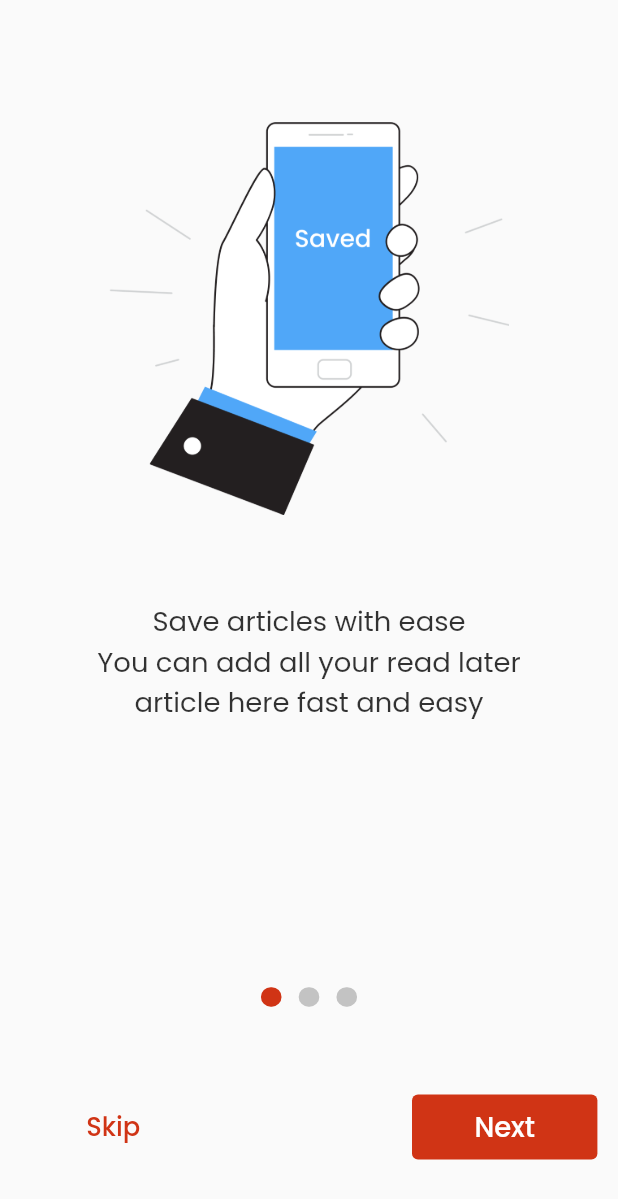
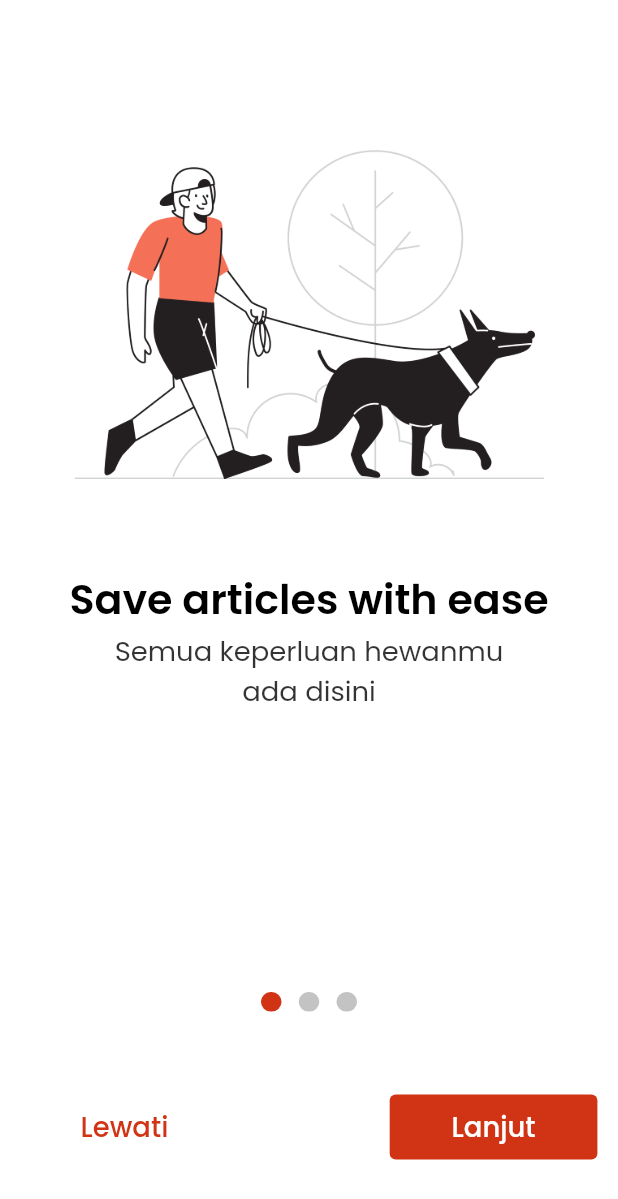
Before and after one commit to codeyzx/petscape, a Flutter app: the screen it shows after launch, on a phone screen of 412 x 824 dp. Shown: the top 1199 px of the screen. Run offline on Flutter 3.47's test engine with Material 2 defaults, Android fonts, the light colour scheme and no system bars; drawn by our look-alikes of smooth_page_indicator; our stand-ins replace cloud_firestore, dio, file_picker, firebase_auth, firebase_core, firebase_storage and 14 more; missing offline and left inert: midtrans_sdk; accounts and stored records are empty.

Commit message:
fix onboard & splash

```diff
--- a/lib/src/features/starter/presentation/onboarding_screen.dart
+++ b/lib/src/features/starter/presentation/onboarding_screen.dart
@@ -28,8 +28,9 @@ class _OnBoardingScreenState extends State<OnBoardingScreen> {
   @override
   Widget build(BuildContext context) {
     return Scaffold(
+      backgroundColor: whitish,
       body: Container(
-        padding: EdgeInsets.only(bottom: 154.h),
+        padding: EdgeInsets.only(bottom: 150.h),
         child: PageView(
           controller: controller,
           onPageChanged: (index) {
@@ -41,25 +42,18 @@ class _OnBoardingScreenState extends State<OnBoardingScreen> {
             Column(
               crossAxisAlignment: CrossAxisAlignment.center,
               children: [
-                SizedBox(
-                  height: 75.h,
-                ),
-                Image.asset(
-                  'assets/images/phone-img.png',
-                  width: 246.03.w,
-                  height: 241.5.h,
-                ),
-                SizedBox(
-                  height: 53.24.h,
-                ),
+                SizedBox(height: 91.67.h,),
+                Image.asset("assets/images/petscape/onboard-1-img.png", width: 289.09.w, height: 202.65.h,),
+                SizedBox(height: 55.67.h,),
                 Text(
                   'Save articles with ease',
-                  style: onBoardSubTitle,
+                  style: onBoardTitle,
+                  textAlign: TextAlign.center,
                 ),
                 SizedBox(
                     width: 256.w,
                     child: Text(
-                      'You can add all your read later article here fast and easy',
+                      'Semua keperluan hewanmu ada disini',
                       style: onBoardSubTitle,
                       textAlign: TextAlign.center,
                     )),
@@ -68,25 +62,18 @@ class _OnBoardingScreenState extends State<OnBoardingScreen> {
             Column(
               crossAxisAlignment: CrossAxisAlignment.center,
               children: [
-                SizedBox(
-                  height: 75.h,
-                ),
-                Image.asset(
-                  'assets/images/person-1-img.png',
-                  width: 155.92.w,
-                  height: 253.23.h,
-                ),
-                SizedBox(
-                  height: 50.64.h,
-                ),
+                SizedBox(height: 64.25.h,),
+                Image.asset("assets/images/petscape/onboard-2-img.png", width: 289.09.w, height: 202.65.h,),
+                SizedBox(height: 55.67.h,),
                 Text(
-                  'Actually Read Later',
+                  'Temukan Dokter Hewanmu',
                   style: onBoardTitle,
+                  textAlign: TextAlign.center,
                 ),
                 SizedBox(
                     width: 256.w,
                     child: Text(
-                      'Get a reminder also set your daily goals to make habit',
+                      'Janjian maupun chat dengan dokter hewan sekarang',
                       style: onBoardSubTitle,
                       textAlign: TextAlign.center,
                     )),
@@ -95,25 +82,18 @@ class _OnBoardingScreenState extends State<OnBoardingScreen> {
             Column(
               crossAxisAlignment: CrossAxisAlignment.center,
               children: [
-                SizedBox(
-                  height: 75.h,
-                ),
-                Image.asset(
-                  'assets/images/person-2-img.png',
-                  width: 263.61.w,
-                  height: 259.26.h,
-                ),
-                SizedBox(
-                  height: 50.64.h,
-                ),
+                SizedBox(height: 64.25.h,),
+                Image.asset("assets/images/petscape/onboard-3-img.png", width: 289.09.w, height: 202.65.h,),
+                SizedBox(height: 55.67.h,),
                 Text(
-                  'Get Statistics',
+                  'Beli Kebutuhan Cepat',
                   style: onBoardTitle,
+                  textAlign: TextAlign.center,
                 ),
                 SizedBox(
                     width: 256.w,
                     child: Text(
-                      'Know your read statistic easily, built habit from now on',
+                      'Dari makanan hingga mainan hewanmu ada disini',
                       style: onBoardSubTitle,
                       textAlign: TextAlign.center,
                     )),
@@ -125,8 +105,9 @@ class _OnBoardingScreenState extends State<OnBoardingScreen> {
       bottomSheet: isLastPage
           ? Container(
         padding: EdgeInsets.symmetric(horizontal: 12.w),
-              height: 153.h,
+        height: 150.h,
         width: 1.sw,
+        color: whitish,
         child: Column(
           crossAxisAlignment: CrossAxisAlignment.center,
           children: [
@@ -143,17 +124,22 @@ class _OnBoardingScreenState extends State<OnBoardingScreen> {
               ),
             ),
             SizedBox(height: 54.h),
-                  SizedBox(
+            ClipRRect(
+              borderRadius: BorderRadius.circular(4.r),
+              child: SizedBox(
                 width: 329.w,
                 height: 48.h,
                 child: TextButton(
                   onPressed: () {
                     context.goNamed(SignInScreen.routeName);
                   },
-                      style: ButtonStyle(backgroundColor: MaterialStateProperty.all(primary)),
                   child: Text(
-                        'Get Started',
-                        style: txtBtnWhite,
+                    'Mulai',
+                    style: onBoardWhiteOnBtn,
+                  ),
+                  style: ButtonStyle(
+                      backgroundColor:
+                      MaterialStateProperty.all(primary)),
                 ),
               ),
             ),
@@ -162,8 +148,9 @@ class _OnBoardingScreenState extends State<OnBoardingScreen> {
       )
           : Container(
         padding: EdgeInsets.symmetric(horizontal: 12.w),
-              height: 153.h,
+        height: 150.h,
         width: 1.sw,
+        color: whitish,
         child: Column(
           crossAxisAlignment: CrossAxisAlignment.center,
           children: [
@@ -179,35 +166,39 @@ class _OnBoardingScreenState extends State<OnBoardingScreen> {
                 activeDotColor: primary,
               ),
             ),
-                  SizedBox(height: 54.h),
+            SizedBox(height: 51.h),
             Row(
               mainAxisAlignment: MainAxisAlignment.spaceBetween,
               children: [
                 SizedBox(
-                        width: 108.w,
+                  width: 121.w,
                   height: 40.h,
                   child: TextButton(
                     onPressed: () {
                       controller.jumpToPage(2);
                     },
                     child: Text(
-                            'Skip',
-                            style: txtBtnBlue,
+                      'Lewati',
+                      style: onBoardSkipBtn,
                     ),
                   ),
                 ),
                 SizedBox(
-                        width: 108.w,
+                  width: 121.w,
                   height: 40.h,
                   child: TextButton(
                     onPressed: () {
-                            controller.nextPage(duration: const Duration(milliseconds: 500), curve: Curves.easeInOut);
+                      controller.nextPage(
+                          duration: const Duration(milliseconds: 500),
+                          curve: Curves.easeInOut);
                     },
-                          style: ButtonStyle(backgroundColor: MaterialStateProperty.all(primary)),
                     child: Text(
-                            'Next',
-                            style: txtBtnWhite,
+                      'Lanjut',
+                      style: onBoardWhiteOnBtnSmall,
                     ),
+                    style: ButtonStyle(
+                        backgroundColor:
+                        MaterialStateProperty.all(primary)),
                   ),
                 ),
               ],
--- a/lib/src/features/starter/presentation/splash_screen.dart
+++ b/lib/src/features/starter/presentation/splash_screen.dart
@@ -6,6 +6,7 @@ import 'package:petscape/src/features/auth/presentation/auth_controller.dart';
 import 'package:petscape/src/features/auth/presentation/sign_in_screen.dart';
 import 'package:petscape/src/features/home/presentation/botnavbar_screen.dart';
 import 'package:petscape/src/features/starter/presentation/onboarding_screen.dart';
+import 'package:petscape/src/shared/theme.dart';
 import 'package:shared_preferences/shared_preferences.dart';
 
 class SplashScreen extends ConsumerStatefulWidget {
@@ -26,28 +27,30 @@ class _SplashScreenState extends ConsumerState<SplashScreen> {
   @override
   Widget build(BuildContext context) {
     return Scaffold(
-      body: Align(
-        alignment: Alignment.center,
-        child: Column(
-          mainAxisAlignment: MainAxisAlignment.center,
-          children: <Widget>[
-            Image.asset(
-              'assets/icons/ic_logo_app.png',
-              width: 200.w,
-              height: 200.h,
+      backgroundColor: whitish,
+      body: Stack(
+        children: [
+          Positioned(
+            top: 200.h,
+            child: Padding(
+              padding: EdgeInsets.symmetric(horizontal: 127.w),
+              child: Image.asset("assets/images/petscape/petscape-logo-img.png", width: 104.55.w, height: 150.h,),
             ),
-            SizedBox(
-              height: 30.h,
-            ),
-            const CircularProgressIndicator.adaptive(
-              backgroundColor: Colors.black,
-              strokeWidth: 6.0,
-              valueColor: AlwaysStoppedAnimation<Color>(
-                Colors.redAccent,
+          ),
+          Positioned(
+            bottom: 34.h,
+            child: Padding(
+              padding: EdgeInsets.symmetric(horizontal: 155.w),
+              child: Column(
+                crossAxisAlignment: CrossAxisAlignment.center,
+                children: [
+                  Text("By", style: splashBy,),
+                  Text("ORBIT", style: splashOrbit,)
+                ],
               ),
             ),
-          ],
-        ),
+          ),
+        ],
       ),
     );
   }
--- a/lib/src/shared/theme.dart
+++ b/lib/src/shared/theme.dart
@@ -818,18 +818,6 @@ TextStyle logoutTxt = GoogleFonts.poppins(
   color: HexColor('#DA1919'),
 );
 
-TextStyle onBoardTitle = GoogleFonts.poppins(
-  fontSize: 24.sp,
-  fontWeight: FontWeight.w600,
-  color: Colors.black,
-);
-
-TextStyle onBoardSubTitle = GoogleFonts.poppins(
-  fontSize: 16.sp,
-  fontWeight: FontWeight.w400,
-  color: Colors.black.withOpacity(0.80),
-);
-
 TextStyle txtBtnWhite = GoogleFonts.poppins(
   fontSize: 16.sp,
   fontWeight: FontWeight.w500,
@@ -919,3 +907,45 @@ TextStyle treatBookLoc = GoogleFonts.poppins(
   fontWeight: FontWeight.w400,
   color: black.withOpacity(0.80),
 );
+
+TextStyle splashBy = GoogleFonts.poppins(
+  fontSize: 12.sp,
+  fontWeight: FontWeight.w500,
+  color: HexColor('#606060'),
+);
+
+TextStyle splashOrbit = GoogleFonts.poppins(
+  fontSize: 16.sp,
+  fontWeight: FontWeight.w600,
+  color: primary,
+);
+
+TextStyle onBoardWhiteOnBtn = GoogleFonts.poppins(
+  fontSize: 16.sp,
+  fontWeight: FontWeight.w600,
+  color: whitish,
+);
+
+TextStyle onBoardSkipBtn= GoogleFonts.poppins(
+  fontSize: 16.sp,
+  fontWeight: FontWeight.w500,
+  color: primary,
+);
+
+TextStyle onBoardWhiteOnBtnSmall = GoogleFonts.poppins(
+  fontSize: 16.sp,
+  fontWeight: FontWeight.w500,
+  color: whitish,
+);
+
+TextStyle onBoardTitle = GoogleFonts.poppins(
+  fontSize: 24.sp,
+  fontWeight: FontWeight.w600,
+  color: black,
+);
+
+TextStyle onBoardSubTitle = GoogleFonts.poppins(
+  fontSize: 16.sp,
+  fontWeight: FontWeight.w400,
+  color: black.withOpacity(0.80),
+);
```
Also changed, not shown: assets/images/petscape/onboard-1-img.png (added), assets/images/petscape/onboard-2-img.png (added), assets/images/petscape/onboard-3-img.png (added), assets/images/petscape/petscape-logo-img.png (added). Lines whose indentation alone changed are shown as unchanged.
